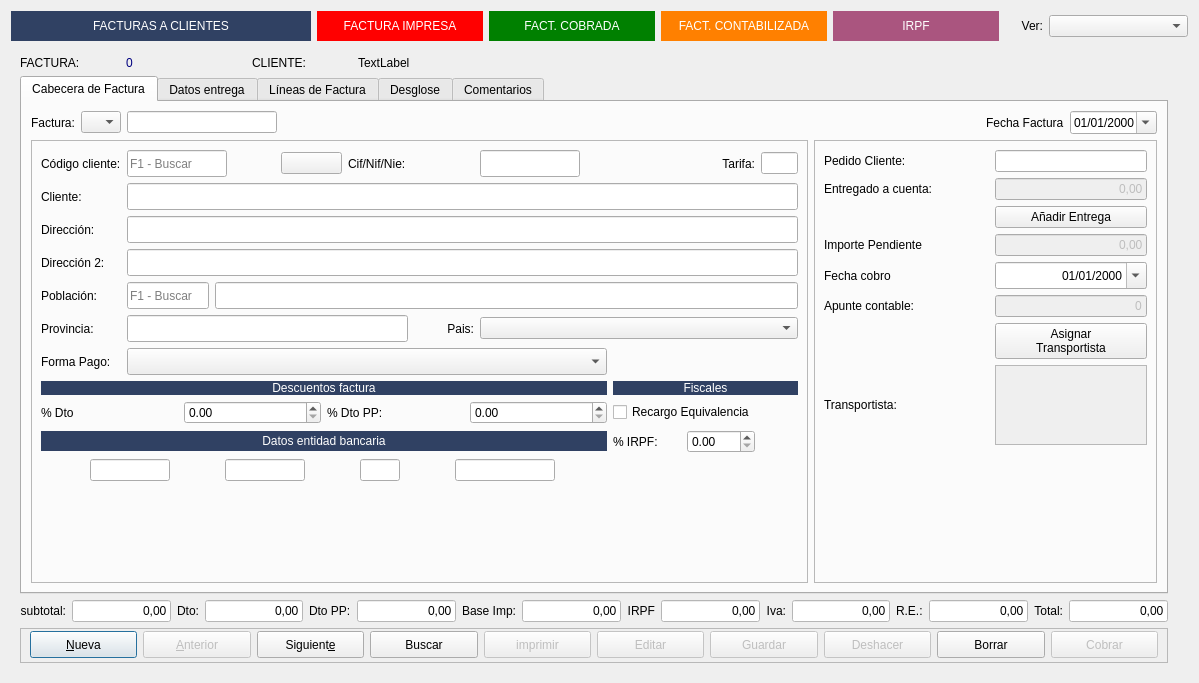
Qt form Zona_Ventas/frmfacturas.ui (arcnexus/RedFoX) before a commit.
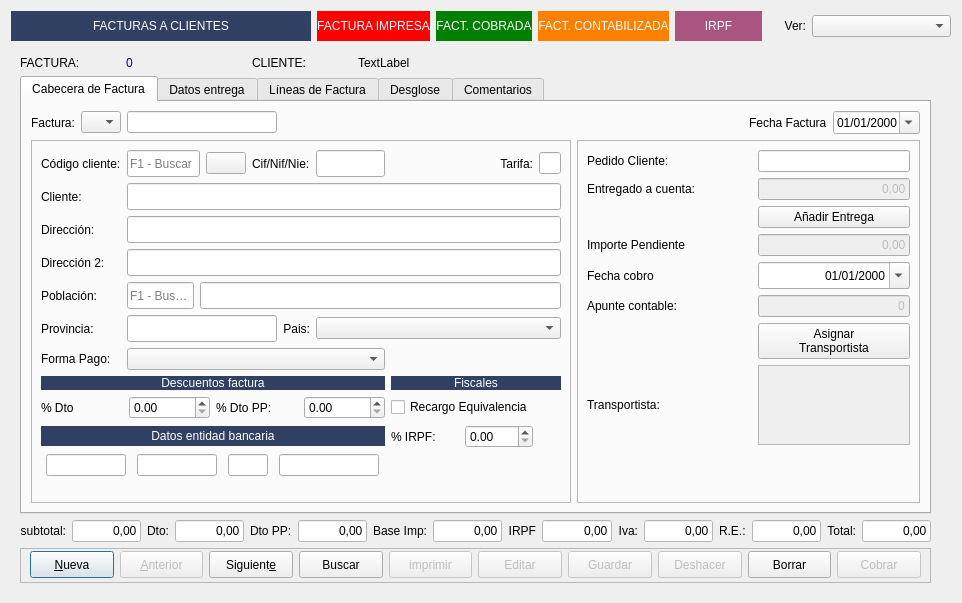
The same form after that commit. Icons and pictures are not drawn.

The edit to the form file:
```diff
--- a/Zona_Ventas/frmfacturas.ui
+++ b/Zona_Ventas/frmfacturas.ui
@@ -6,8 +6,8 @@
    <rect>
     <x>0</x>
     <y>0</y>
-    <width>1199</width>
-    <height>683</height>
+    <width>962</width>
+    <height>603</height>
    </rect>
   </property>
   <property name="minimumSize">
@@ -911,14 +911,7 @@
                </widget>
               </item>
               <item row="6" column="1" colspan="7">
-               <widget class="QComboBox" name="txtforma_pago">
-                <property name="minimumSize">
-                 <size>
-                  <width>0</width>
-                  <height>27</height>
-                 </size>
-                </property>
-               </widget>
+               <widget class="QComboBox" name="txtforma_pago"/>
               </item>
               <item row="9" column="0" colspan="8">
                <widget class="QLabel" name="label_23">
```
